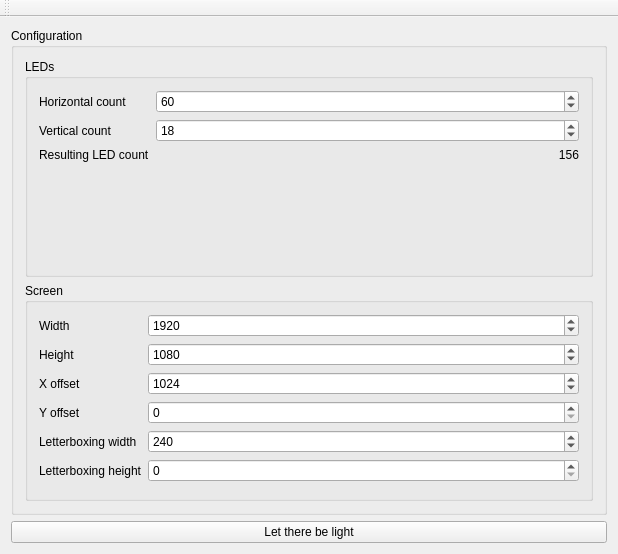
Qt form ambilight-gui/mainwindow.ui (enra64/PalliLux) before a commit.
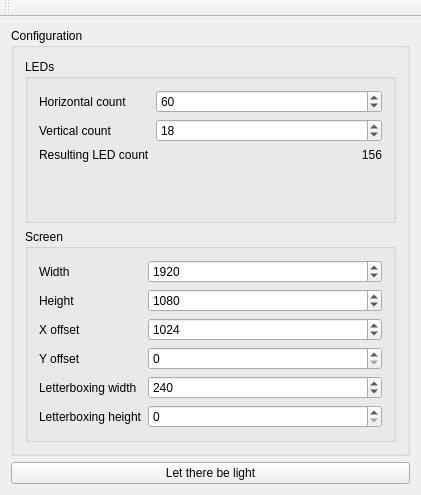
The same form after that commit.

Commit message: added icons, provided means to access borderprovider for lib user, added gui controls for border width

Patch:
```diff
--- a/ambilight-gui/mainwindow.ui
+++ b/ambilight-gui/mainwindow.ui
@@ -6,8 +6,8 @@
    <rect>
     <x>0</x>
     <y>0</y>
-    <width>618</width>
-    <height>554</height>
+    <width>421</width>
+    <height>495</height>
    </rect>
   </property>
   <property name="windowTitle">
```
Left out of the diff: 2 changed lines with no effect on the pictures. The commit also changes 15 other files.
